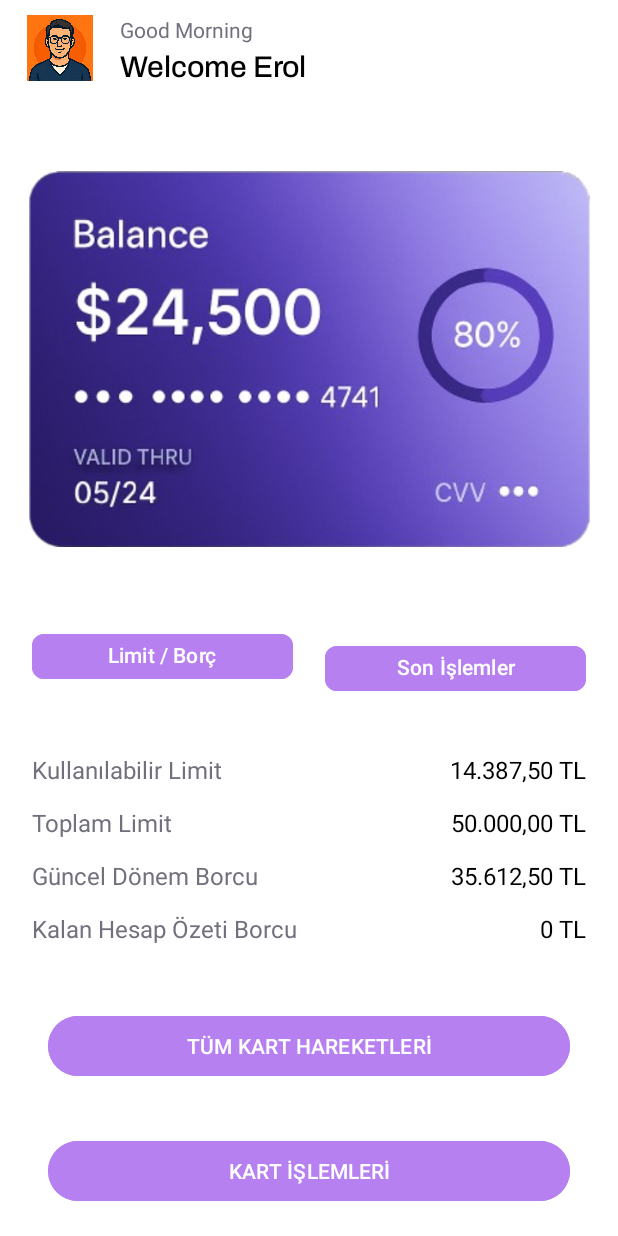
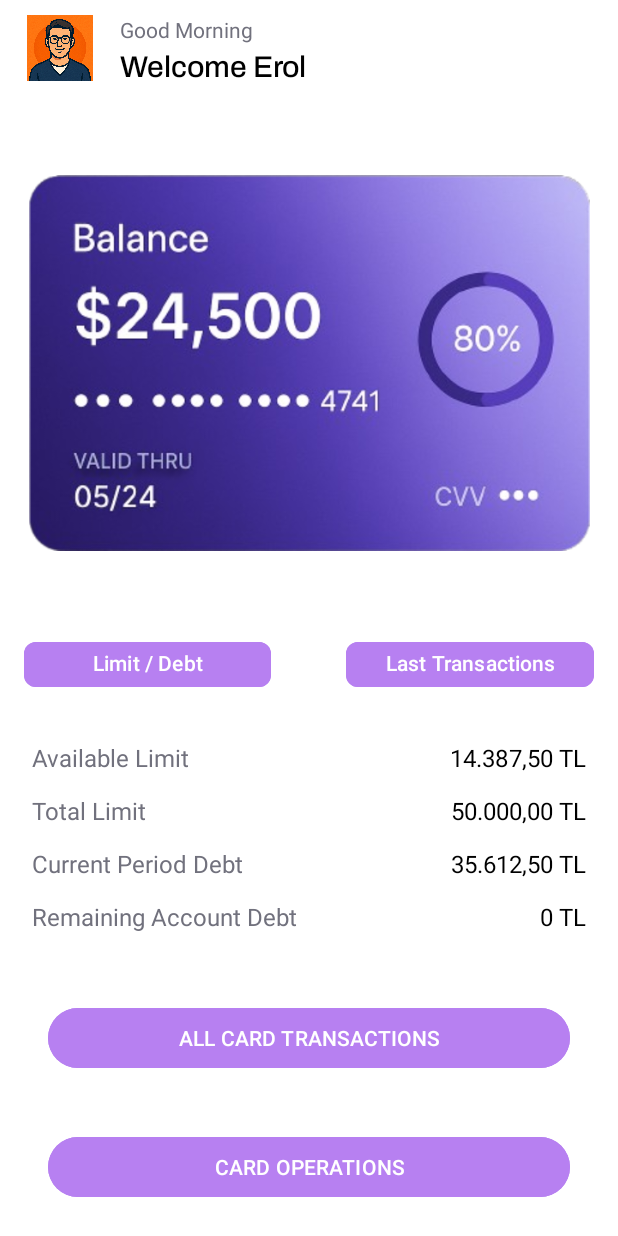
Before and after one commit to erolturkkan/pupilicaAndroidBootcamp, an Android app: the screen it shows after launch (MainActivity), on a phone screen of 412 x 824 dp. Run offline under Robolectric (Android 15) with nearby library versions, the phone set to English and light mode, and no system bars.

Commit message:
Localizations and Design Problems

```diff
--- /dev/null
+++ b/WalletApp_Odev_TasarimCalismasi/app/src/main/res/drawable/ic_wallet_foreground.xml
@@ -0,0 +1,15 @@
+<vector xmlns:android="http://schemas.android.com/apk/res/android"
+    android:width="108dp"
+    android:height="108dp"
+    android:viewportWidth="24"
+    android:viewportHeight="24"
+    android:tint="#B972FF">
+  <group android:scaleX="0.58"
+      android:scaleY="0.58"
+      android:translateX="5.04"
+      android:translateY="5.04">
+    <path
+        android:fillColor="@android:color/white"
+        android:pathData="M21,18v1c0,1.1 -0.9,2 -2,2L5,21c-1.11,0 -2,-0.9 -2,-2L3,5c0,-1.1 0.89,-2 2,-2h14c1.1,0 2,0.9 2,2v1h-9c-1.11,0 -2,0.9 -2,2v8c0,1.1 0.89,2 2,2h9zM12,16h10L22,8L12,8v8zM16,13.5c-0.83,0 -1.5,-0.67 -1.5,-1.5s0.67,-1.5 1.5,-1.5 1.5,0.67 1.5,1.5 -0.67,1.5 -1.5,1.5z"/>
+  </group>
+</vector>
--- a/WalletApp_Odev_TasarimCalismasi/app/src/main/res/layout/activity_main.xml
+++ b/WalletApp_Odev_TasarimCalismasi/app/src/main/res/layout/activity_main.xml
@@ -51,7 +51,7 @@
                 android:id="@+id/textView4"
                 android:layout_width="match_parent"
                 android:layout_height="wrap_content"
-                android:text="Good Morning"
+                android:text="@string/gunaydin"
                 android:textColor="@color/light_secondary_text" />
 
             <TextView
@@ -59,7 +59,7 @@
                 android:layout_width="match_parent"
                 android:layout_height="wrap_content"
                 android:fontFamily="@font/archivo_medium"
-                android:text="Welcome Erol"
+                android:text="@string/hosgeldin"
                 android:textColor="@color/light_primary_text"
                 android:textSize="20sp" />
         </LinearLayout>
@@ -72,60 +72,67 @@
         android:layout_marginStart="16dp"
         android:layout_marginTop="16dp"
         android:layout_marginEnd="16dp"
-        app:layout_constraintBottom_toTopOf="@+id/chip3"
+        app:layout_constraintBottom_toTopOf="@+id/linearLayout3"
         app:layout_constraintEnd_toEndOf="parent"
+        app:layout_constraintHorizontal_bias="0.5"
         app:layout_constraintStart_toStartOf="parent"
         app:layout_constraintTop_toBottomOf="@+id/toolbar"
-        app:layout_constraintVertical_bias="0.5"
         app:srcCompat="@drawable/card1" />
+
+    <LinearLayout
+        android:id="@+id/linearLayout3"
+        android:layout_width="0dp"
+        android:layout_height="wrap_content"
+        android:orientation="horizontal"
+        app:layout_constraintBottom_toTopOf="@+id/linearLayout"
+        app:layout_constraintEnd_toEndOf="parent"
+        app:layout_constraintHorizontal_bias="0.5"
+        app:layout_constraintStart_toStartOf="parent"
+        app:layout_constraintTop_toBottomOf="@+id/imageView5">
 
         <com.google.android.material.chip.Chip
             android:id="@+id/chip3"
-        android:layout_width="174dp"
+            android:layout_width="0dp"
             android:layout_height="46dp"
+            android:layout_marginStart="16dp"
             android:layout_marginTop="16dp"
-        android:text="Limit / Borç"
+            android:layout_weight="1"
+            android:text="@string/limitborc"
             android:textAlignment="center"
             android:textColor="@color/primary_text"
             app:chipBackgroundColor="@color/bonus_icon"
-        app:chipStrokeColor="@color/bonus_icon"
-        app:layout_constraintBottom_toTopOf="@+id/linearLayout"
-        app:layout_constraintEnd_toStartOf="@+id/chip4"
-        app:layout_constraintHorizontal_bias="0.5"
-        app:layout_constraintStart_toStartOf="parent"
-        app:layout_constraintTop_toBottomOf="@+id/imageView5"
-        app:layout_constraintVertical_bias="0.5" />
+            app:chipStrokeColor="@color/bonus_icon" />
+
+        <Space
+            android:layout_width="50dp"
+            android:layout_height="wrap_content" />
 
         <com.google.android.material.chip.Chip
             android:id="@+id/chip4"
-        android:layout_width="174dp"
+            android:layout_width="0dp"
             android:layout_height="46dp"
             android:layout_marginTop="16dp"
-        android:text="Son İşlemler"
+            android:layout_marginEnd="16dp"
+            android:layout_weight="1"
+            android:text="@string/sonislem"
             android:textAlignment="center"
             android:textColor="@color/primary_text"
             app:chipBackgroundColor="@color/bonus_icon"
-        app:chipStrokeColor="@color/bonus_icon"
-        app:layout_constraintBottom_toTopOf="@+id/linearLayout"
-        app:layout_constraintEnd_toEndOf="parent"
-        app:layout_constraintHorizontal_bias="0.5"
-        app:layout_constraintStart_toEndOf="@+id/chip3"
-        app:layout_constraintTop_toBottomOf="@+id/imageView5"
-        app:layout_constraintVertical_bias="0.5" />
+            app:chipStrokeColor="@color/bonus_icon" />
+    </LinearLayout>
 
     <LinearLayout
         android:id="@+id/linearLayout"
         android:layout_width="0dp"
         android:layout_height="wrap_content"
         android:layout_marginStart="16dp"
-        android:layout_marginTop="16dp"
         android:layout_marginEnd="16dp"
         android:orientation="vertical"
         app:layout_constraintBottom_toTopOf="@+id/button"
         app:layout_constraintEnd_toEndOf="parent"
+        app:layout_constraintHorizontal_bias="0.5"
         app:layout_constraintStart_toStartOf="parent"
-        app:layout_constraintTop_toBottomOf="@+id/chip3"
-        app:layout_constraintVertical_bias="0.5">
+        app:layout_constraintTop_toBottomOf="@+id/linearLayout3">
 
         <LinearLayout
             android:layout_width="match_parent"
@@ -138,7 +145,7 @@
                 android:layout_width="wrap_content"
                 android:layout_height="wrap_content"
                 android:layout_weight="1"
-                android:text="Kullanılabilir Limit"
+                android:text="@string/kullanilabilirlimit"
                 android:textAlignment="textStart"
                 android:textColor="@color/light_secondary_text"
                 android:textSize="16sp" />
@@ -165,7 +172,7 @@
                 android:layout_width="wrap_content"
                 android:layout_height="wrap_content"
                 android:layout_weight="1"
-                android:text="Toplam Limit"
+                android:text="@string/toplamlimit"
                 android:textAlignment="textStart"
                 android:textColor="@color/light_secondary_text"
                 android:textSize="16sp" />
@@ -192,7 +199,7 @@
                 android:layout_width="wrap_content"
                 android:layout_height="wrap_content"
                 android:layout_weight="1"
-                android:text="Güncel Dönem Borcu"
+                android:text="@string/gunceldonemborcu"
                 android:textAlignment="textStart"
                 android:textColor="@color/light_secondary_text"
                 android:textSize="16sp" />
@@ -219,7 +226,7 @@
                 android:layout_width="wrap_content"
                 android:layout_height="wrap_content"
                 android:layout_weight="1"
-                android:text="Kalan Hesap Özeti Borcu"
+                android:text="@string/kalanhesapborcu"
                 android:textAlignment="textStart"
                 android:textColor="@color/light_secondary_text"
                 android:textSize="16sp" />
@@ -244,13 +251,12 @@
         android:layout_marginTop="16dp"
         android:layout_marginEnd="32dp"
         android:backgroundTint="@color/bonus_icon"
-        android:text="TÜM KART HAREKETLERİ"
+        android:text="@string/tumkarthareketleri"
         app:layout_constraintBottom_toTopOf="@+id/button2"
         app:layout_constraintEnd_toEndOf="parent"
         app:layout_constraintHorizontal_bias="0.5"
         app:layout_constraintStart_toStartOf="parent"
-        app:layout_constraintTop_toBottomOf="@+id/linearLayout"
-        app:layout_constraintVertical_bias="0.5" />
+        app:layout_constraintTop_toBottomOf="@+id/linearLayout" />
 
     <Button
         android:id="@+id/button2"
@@ -258,11 +264,11 @@
         android:layout_height="wrap_content"
         android:layout_marginTop="16dp"
         android:backgroundTint="@color/bonus_icon"
-        android:text="KART İŞLEMLERİ"
+        android:text="@string/kartislemleri"
         app:layout_constraintBottom_toBottomOf="parent"
         app:layout_constraintEnd_toEndOf="@+id/button"
+        app:layout_constraintHorizontal_bias="0.5"
         app:layout_constraintStart_toStartOf="@+id/button"
-        app:layout_constraintTop_toBottomOf="@+id/button"
-        app:layout_constraintVertical_bias="0.5" />
+        app:layout_constraintTop_toBottomOf="@+id/button" />
 
 </androidx.constraintlayout.widget.ConstraintLayout>
--- /dev/null
+++ b/WalletApp_Odev_TasarimCalismasi/app/src/main/res/mipmap-anydpi-v26/ic_wallet.xml
@@ -0,0 +1,5 @@
+<?xml version="1.0" encoding="utf-8"?>
+<adaptive-icon xmlns:android="http://schemas.android.com/apk/res/android">
+    <background android:drawable="@color/ic_wallet_background"/>
+    <foreground android:drawable="@drawable/ic_wallet_foreground"/>
+</adaptive-icon>
--- /dev/null
+++ b/WalletApp_Odev_TasarimCalismasi/app/src/main/res/mipmap-anydpi-v26/ic_wallet_round.xml
@@ -0,0 +1,5 @@
+<?xml version="1.0" encoding="utf-8"?>
+<adaptive-icon xmlns:android="http://schemas.android.com/apk/res/android">
+    <background android:drawable="@color/ic_wallet_background"/>
+    <foreground android:drawable="@drawable/ic_wallet_foreground"/>
+</adaptive-icon>
--- /dev/null
+++ b/WalletApp_Odev_TasarimCalismasi/app/src/main/res/values/ic_wallet_background.xml
@@ -0,0 +1,4 @@
+<?xml version="1.0" encoding="utf-8"?>
+<resources>
+    <color name="ic_wallet_background">#FDF6FF</color>
+</resources>
--- a/WalletApp_Odev_TasarimCalismasi/app/src/main/res/values/strings.xml
+++ b/WalletApp_Odev_TasarimCalismasi/app/src/main/res/values/strings.xml
@@ -1,6 +1,14 @@
 <resources>
-    <string name="app_name">WalletApp</string>
+    <string name="app_name">Wallet</string>
     <string name="gunaydin">Good Morning</string>
     <string name="hosgeldin">Welcome Erol</string>
+    <string name="limitborc">Limit / Debt</string>
+    <string name="sonislem">Last Transactions</string>
+    <string name="kullanilabilirlimit">Available Limit</string>
+    <string name="toplamlimit">Total Limit</string>
+    <string name="gunceldonemborcu">Current Period Debt</string>
+    <string name="kalanhesapborcu">Remaining Account Debt</string>
+    <string name="tumkarthareketleri">ALL CARD TRANSACTIONS</string>
+    <string name="kartislemleri">CARD OPERATIONS</string>
 
 </resources>
```
Also changed, not shown: WalletApp_Odev_TasarimCalismasi/app/src/main/ic_wallet-playstore.png (added), WalletApp_Odev_TasarimCalismasi/app/src/main/res/drawable-tr/card1.png (added), WalletApp_Odev_TasarimCalismasi/app/src/main/res/mipmap-hdpi/ic_wallet.webp (added), WalletApp_Odev_TasarimCalismasi/app/src/main/res/mipmap-hdpi/ic_wallet_round.webp (added), WalletApp_Odev_TasarimCalismasi/app/src/main/res/mipmap-mdpi/ic_wallet.webp (added), WalletApp_Odev_TasarimCalismasi/app/src/main/res/mipmap-mdpi/ic_wallet_round.webp (added), WalletApp_Odev_TasarimCalismasi/app/src/main/res/mipmap-xhdpi/ic_wallet.webp (added), WalletApp_Odev_TasarimCalismasi/app/src/main/res/mipmap-xhdpi/ic_wallet_round.webp (added), WalletApp_Odev_TasarimCalismasi/app/src/main/res/mipmap-xxhdpi/ic_wallet.webp (added), WalletApp_Odev_TasarimCalismasi/app/src/main/res/mipmap-xxhdpi/ic_wallet_round.webp (added), WalletApp_Odev_TasarimCalismasi/app/src/main/res/mipmap-xxxhdpi/ic_wallet.webp (added), WalletApp_Odev_TasarimCalismasi/app/src/main/res/mipmap-xxxhdpi/ic_wallet_round.webp (added), 1 other file. Lines whose indentation alone changed are shown as unchanged.
